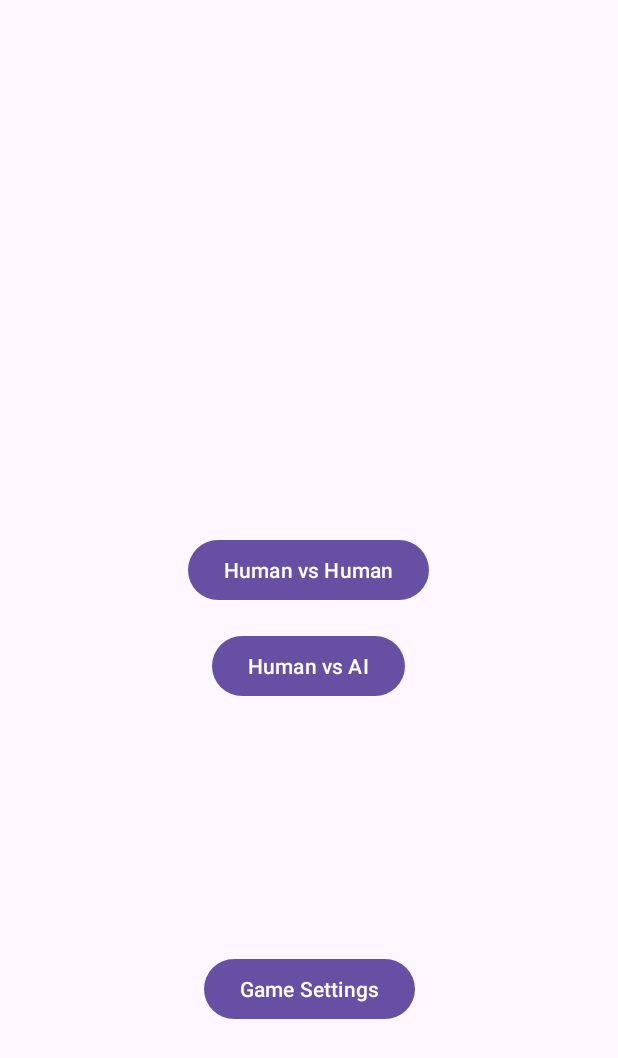
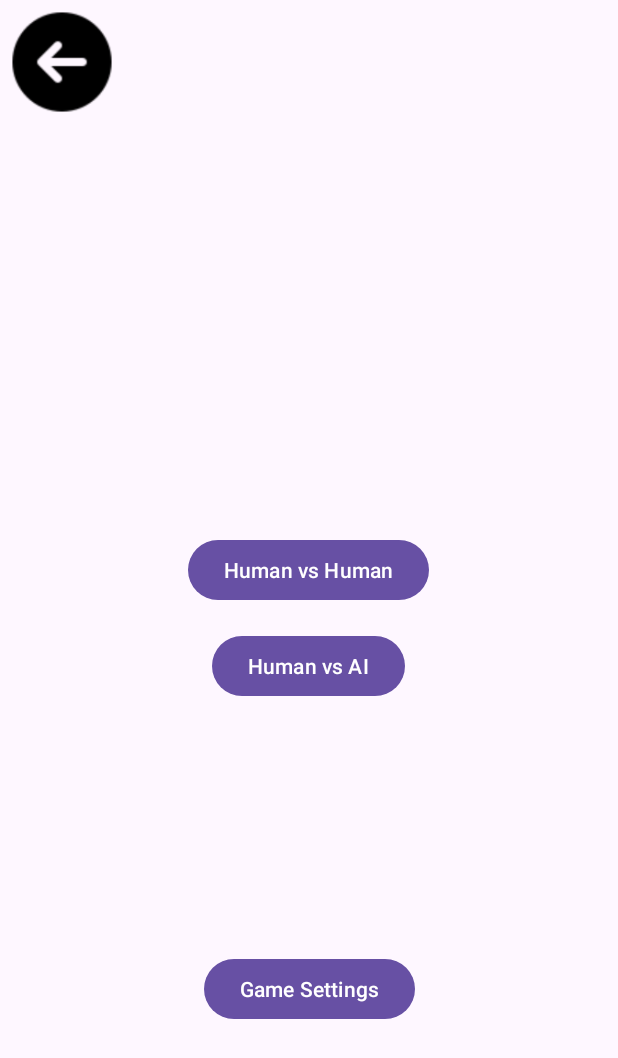
Before and after one commit to KarthikKaravatt/TicTacToeApp, an Android app: the fragment GameSelectionFragment shown on its own in the app's theme, on a phone screen of 412 x 824 dp. Shown: the top 1058 px of the screen. Run offline under Robolectric (Android 15) with nearby library versions, the phone set to English and light mode, and no system bars.

Commit message:
added a back button to the game selection page

```diff
--- a/app/src/main/res/layout/fragment_game_selection.xml
+++ b/app/src/main/res/layout/fragment_game_selection.xml
@@ -59,5 +59,30 @@
             />
 
 
+
+    </androidx.constraintlayout.widget.ConstraintLayout>
+    <androidx.constraintlayout.widget.ConstraintLayout
+        android:layout_width="0dp"
+        android:layout_height="0dp"
+
+        app:layout_constraintHeight_percent= "0.1"
+        app:layout_constraintTop_toTopOf="parent"
+        app:layout_constraintStart_toStartOf="parent"
+        app:layout_constraintEnd_toEndOf="parent"
+        >
+        <ImageView
+            android:id="@+id/close_button"
+            android:layout_width="0dp"
+            android:layout_height="0dp"
+            android:background="@drawable/back"
+            android:layout_gravity="start"
+            android:scaleType="fitXY"
+            app:layout_constraintTop_toTopOf="parent"
+            app:layout_constraintStart_toStartOf="parent"
+            app:layout_constraintBottom_toBottomOf="parent"
+            app:layout_constraintDimensionRatio="1:1">
+
+        </ImageView>
+
     </androidx.constraintlayout.widget.ConstraintLayout>
 </androidx.constraintlayout.widget.ConstraintLayout>
```
Also changed, not shown: app/src/main/res/drawable/back.png (added).
